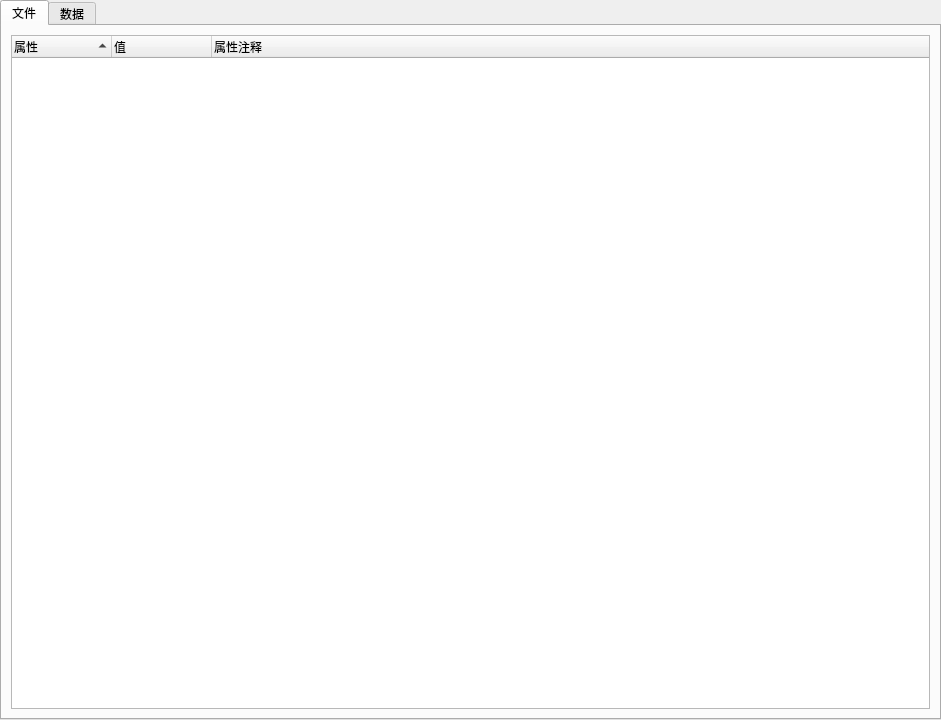
Old version of the form Editor_UI/fileTab.ui in the repository CMZSrost/NEOeditor.
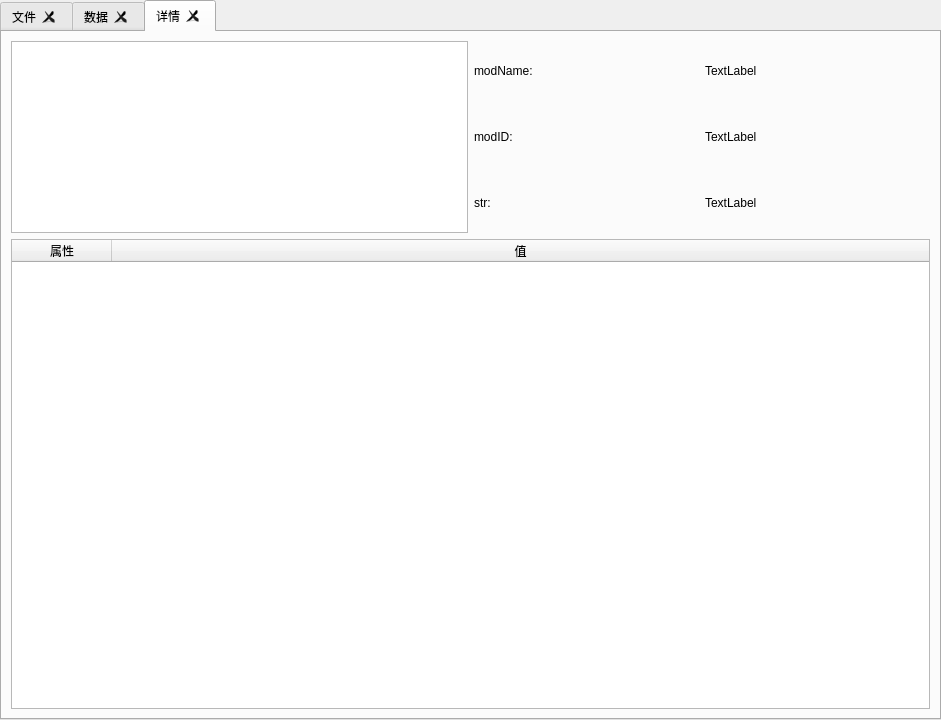
New version of the form. The open tabs and pages were chosen to show the change.

```diff
--- a/Editor_UI/fileTab.ui
+++ b/Editor_UI/fileTab.ui
@@ -16,6 +16,12 @@
   <property name="currentIndex">
    <number>0</number>
   </property>
+  <property name="tabsClosable">
+   <bool>true</bool>
+  </property>
+  <property name="movable">
+   <bool>true</bool>
+  </property>
   <widget class="QWidget" name="filetab">
    <attribute name="title">
     <string>文件</string>
@@ -112,12 +118,159 @@
       <property name="selectionBehavior">
        <enum>QAbstractItemView::SelectRows</enum>
       </property>
+      <property name="sortingEnabled">
+       <bool>true</bool>
+      </property>
       <property name="wordWrap">
+       <bool>true</bool>
+      </property>
+      <attribute name="horizontalHeaderCascadingSectionResizes">
+       <bool>true</bool>
+      </attribute>
+      <attribute name="horizontalHeaderDefaultSectionSize">
+       <number>120</number>
+      </attribute>
+      <attribute name="horizontalHeaderStretchLastSection">
+       <bool>true</bool>
+      </attribute>
+      <attribute name="verticalHeaderVisible">
        <bool>false</bool>
+      </attribute>
+      <attribute name="verticalHeaderStretchLastSection">
+       <bool>false</bool>
+      </attribute>
+     </widget>
+    </item>
+   </layout>
+  </widget>
+  <widget class="QWidget" name="tab">
+   <attribute name="title">
+    <string>详情</string>
+   </attribute>
+   <layout class="QVBoxLayout" name="verticalLayout_4">
+    <item>
+     <layout class="QHBoxLayout" name="horizontalLayout_4">
+      <item>
+       <widget class="QGraphicsView" name="graphicsView">
+        <property name="sizePolicy">
+         <sizepolicy hsizetype="Preferred" vsizetype="Preferred">
+          <horstretch>0</horstretch>
+          <verstretch>0</verstretch>
+         </sizepolicy>
+        </property>
+       </widget>
+      </item>
+      <item>
+       <layout class="QVBoxLayout" name="verticalLayout_3">
+        <item>
+         <layout class="QHBoxLayout" name="horizontalLayout">
+          <item>
+           <widget class="QLabel" name="label">
+            <property name="text">
+             <string>modName:</string>
+            </property>
+           </widget>
+          </item>
+          <item>
+           <widget class="QLabel" name="label_4">
+            <property name="text">
+             <string>TextLabel</string>
+            </property>
+           </widget>
+          </item>
+         </layout>
+        </item>
+        <item>
+         <layout class="QHBoxLayout" name="horizontalLayout_2">
+          <item>
+           <widget class="QLabel" name="label_2">
+            <property name="text">
+             <string>modID:</string>
+            </property>
+           </widget>
+          </item>
+          <item>
+           <widget class="QLabel" name="label_5">
+            <property name="text">
+             <string>TextLabel</string>
+            </property>
+           </widget>
+          </item>
+         </layout>
+        </item>
+        <item>
+         <layout class="QHBoxLayout" name="horizontalLayout_3">
+          <item>
+           <widget class="QLabel" name="label_3">
+            <property name="text">
+             <string>str:</string>
+            </property>
+           </widget>
+          </item>
+          <item>
+           <widget class="QLabel" name="label_6">
+            <property name="text">
+             <string>TextLabel</string>
+            </property>
+           </widget>
+          </item>
+         </layout>
+        </item>
+       </layout>
+      </item>
+     </layout>
+    </item>
+    <item>
+     <widget class="QTableWidget" name="tableWidget_2">
+      <property name="editTriggers">
+       <set>QAbstractItemView::AnyKeyPressed|QAbstractItemView::DoubleClicked|QAbstractItemView::EditKeyPressed</set>
       </property>
+      <property name="dragEnabled">
+       <bool>false</bool>
+      </property>
+      <property name="dragDropOverwriteMode">
+       <bool>false</bool>
+      </property>
+      <property name="dragDropMode">
+       <enum>QAbstractItemView::NoDragDrop</enum>
+      </property>
+      <property name="defaultDropAction">
+       <enum>Qt::CopyAction</enum>
+      </property>
+      <property name="selectionMode">
+       <enum>QAbstractItemView::SingleSelection</enum>
+      </property>
+      <property name="selectionBehavior">
+       <enum>QAbstractItemView::SelectRows</enum>
+      </property>
+      <property name="wordWrap">
+       <bool>false</bool>
+      </property>
+      <property name="columnCount">
+       <number>2</number>
+      </property>
+      <attribute name="horizontalHeaderCascadingSectionResizes">
+       <bool>true</bool>
+      </attribute>
+      <attribute name="horizontalHeaderStretchLastSection">
+       <bool>true</bool>
+      </attribute>
       <attribute name="verticalHeaderVisible">
        <bool>false</bool>
       </attribute>
+      <attribute name="verticalHeaderStretchLastSection">
+       <bool>false</bool>
+      </attribute>
+      <column>
+       <property name="text">
+        <string>属性</string>
+       </property>
+      </column>
+      <column>
+       <property name="text">
+        <string>值</string>
+       </property>
+      </column>
      </widget>
     </item>
    </layout>
```
